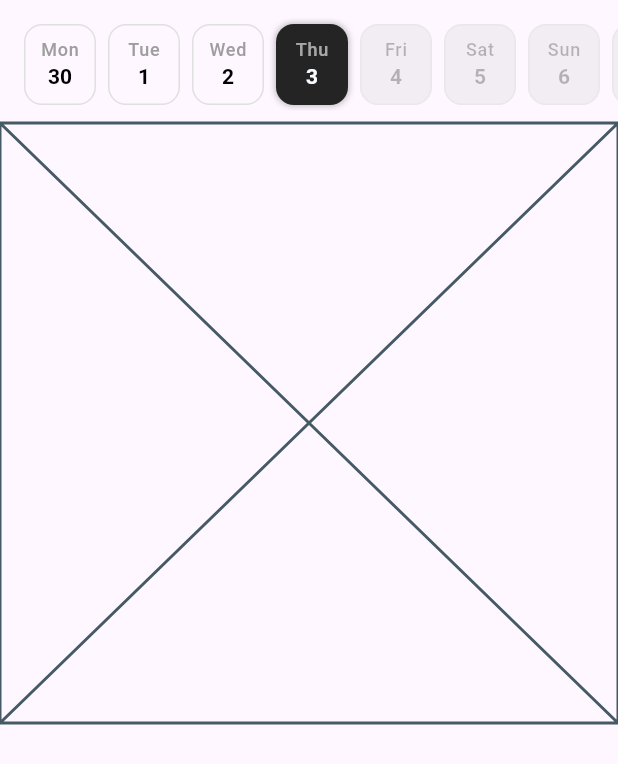
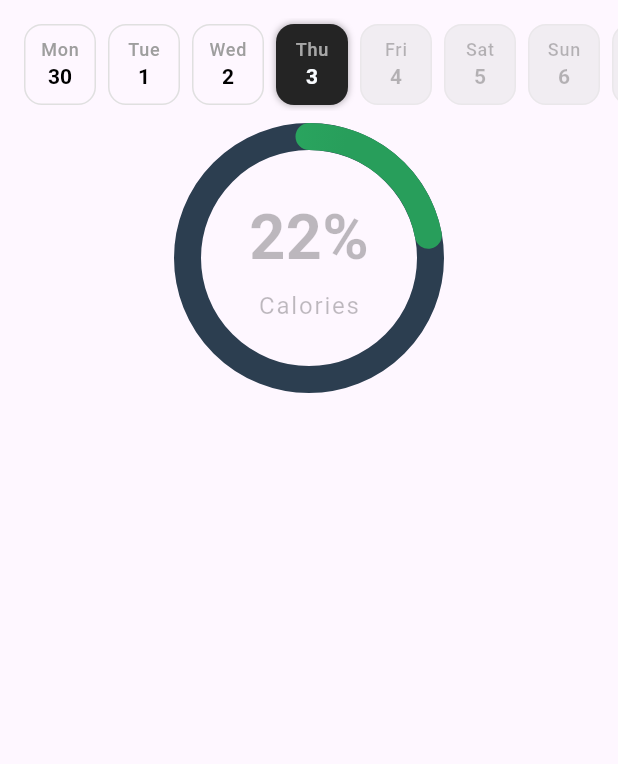
Before and after one commit to hamidjalili59/zest, a Flutter app: the screen it shows after launch, after a tap on "ورود به صفحه اصلی", on a phone screen of 412 x 824 dp. Shown: the top 764 px of the screen. Run offline on Flutter 3.47's test engine with Material 3 defaults, Android fonts, the light colour scheme and no system bars; our stand-ins replace dio, drift, drift_flutter, equatable, flutter_svg, freezed_annotation and 7 more; missing offline and left inert: dio_smart_retry; accounts and stored records are empty; generated files the repository leaves out were written again.

Commit message:
chore: implement calorie counter widget

```diff
--- /dev/null
+++ b/lib/src/features/home/presentation/widgets/calorie_chart.dart
@@ -0,0 +1,101 @@
+import 'dart:math';
+
+import 'package:flutter/material.dart';
+
+class RadialProgressChart extends StatelessWidget {
+  final double progress;
+
+  final double size;
+
+  final double strokeWidth;
+
+  final Paint progressPaint;
+
+  final Color trackColor;
+
+  final Widget centerWidget;
+
+  const RadialProgressChart({
+    super.key,
+    required this.progress,
+    required this.centerWidget,
+    this.size = 180.0,
+    this.strokeWidth = 15.0,
+    required this.progressPaint,
+    this.trackColor = Colors.black26,
+  });
+
+  @override
+  Widget build(BuildContext context) {
+    return Stack(
+      alignment: Alignment.center,
+      children: [
+        SizedBox(
+          width: size,
+          height: size,
+          child: CustomPaint(
+            painter: _RadialChartPainter(
+              progress: progress,
+              strokeWidth: strokeWidth,
+              progressPaint: progressPaint,
+              trackColor: trackColor,
+            ),
+          ),
+        ),
+        centerWidget,
+      ],
+    );
+  }
+}
+
+class _RadialChartPainter extends CustomPainter {
+  final double progress;
+  final double strokeWidth;
+  final Paint progressPaint;
+  final Color trackColor;
+
+  _RadialChartPainter({
+    required this.progress,
+    required this.strokeWidth,
+    required this.progressPaint,
+    required this.trackColor,
+  });
+
+  @override
+  void paint(Canvas canvas, Size size) {
+    final trackPaint = Paint()
+      ..color = trackColor
+      ..strokeWidth = strokeWidth
+      ..style = PaintingStyle.stroke
+      ..strokeCap = StrokeCap.round;
+
+    final center = Offset(size.width / 2, size.height / 2);
+    final radius = (size.width - strokeWidth) / 2;
+    const startAngle = -pi / 2;
+    final sweepAngle = 2 * pi * progress;
+
+    canvas.drawArc(
+      Rect.fromCircle(center: center, radius: radius),
+      0,
+      2 * pi,
+      false,
+      trackPaint,
+    );
+
+    canvas.drawArc(
+      Rect.fromCircle(center: center, radius: radius),
+      startAngle,
+      sweepAngle,
+      false,
+      progressPaint,
+    );
+  }
+
+  @override
+  bool shouldRepaint(covariant _RadialChartPainter oldDelegate) {
+    return progress != oldDelegate.progress ||
+        strokeWidth != oldDelegate.strokeWidth ||
+        progressPaint != oldDelegate.progressPaint ||
+        trackColor != oldDelegate.trackColor;
+  }
+}
--- a/lib/src/features/home/presentation/widgets/home_day_details_widget.dart
+++ b/lib/src/features/home/presentation/widgets/home_day_details_widget.dart
@@ -1,4 +1,9 @@
+import 'dart:math' show pi;
+
 import 'package:flutter/cupertino.dart';
+import 'package:flutter/material.dart';
+import 'package:syncfusion_flutter_charts/charts.dart';
+import 'package:zest/src/features/home/presentation/widgets/calorie_chart.dart';
 
 class HomeDayDetailsWidget extends StatefulWidget {
   const HomeDayDetailsWidget({super.key});
@@ -10,6 +15,71 @@ class HomeDayDetailsWidget extends StatefulWidget {
 class _HomeDayDetailWidgetState extends State<HomeDayDetailsWidget> {
   @override
   Widget build(BuildContext context) {
-    return const Placeholder();
+    return const CalorieCounter();
   }
 }
+
+class CalorieCounter extends StatefulWidget {
+  const CalorieCounter({super.key});
+
+  @override
+  State<CalorieCounter> createState() => _CalorieCounterState();
+}
+
+class _CalorieCounterState extends State<CalorieCounter> {
+  @override
+  Widget build(BuildContext context) {
+    return RadialProgressChart(
+      progress: 0.22,
+      size: 180,
+      strokeWidth: 18,
+      progressPaint: Paint()
+        ..shader =
+            const SweepGradient(
+              colors: [Color(0xFF3cff8f), Color(0xFF289e5b)],
+              startAngle: -pi / 2,
+              endAngle: (2 * pi) * 0.8,
+            ).createShader(
+              Rect.fromCircle(
+                center: const Offset(90, 90),
+                radius: (180 - 18) / 2,
+              ),
+            )
+        ..strokeWidth = 18
+        ..style = PaintingStyle.stroke
+        ..strokeCap = StrokeCap.round,
+      trackColor: const Color(0xFF2c3e50),
+      centerWidget: Column(
+        mainAxisAlignment: MainAxisAlignment.center,
+        children: [
+          Text(
+            '${(0.22 * 100).toInt()}%',
+            style: const TextStyle(
+              fontSize: 42,
+              fontWeight: FontWeight.bold,
+              color: Colors.black26,
+            ),
+          ),
+          const SizedBox(height: 4),
+          const Text(
+            'Calories',
+            style: TextStyle(
+              fontSize: 16,
+              color: Colors.black26,
+              letterSpacing: 1.2,
+            ),
+          ),
+        ],
+      ),
+    );
+  }
+}
+
+class ChartData {
+  final int y;
+  final int x;
+  final String text;
+  final Color color;
+
+  ChartData(this.y, this.x, this.text, this.color);
+}
--- a/pubspec.yaml
+++ b/pubspec.yaml
@@ -14,7 +14,7 @@ dependencies:
     sdk: flutter
   cupertino_icons: ^1.0.8
   dio: ^5.8.0+1
-  go_router: ^15.2.4
+  go_router: ^16.0.0
   get_it: ^8.0.3
   flutter_bloc: ^9.1.1
   intl: ^0.20.2
```
Also changed, not shown: pubspec.lock.
